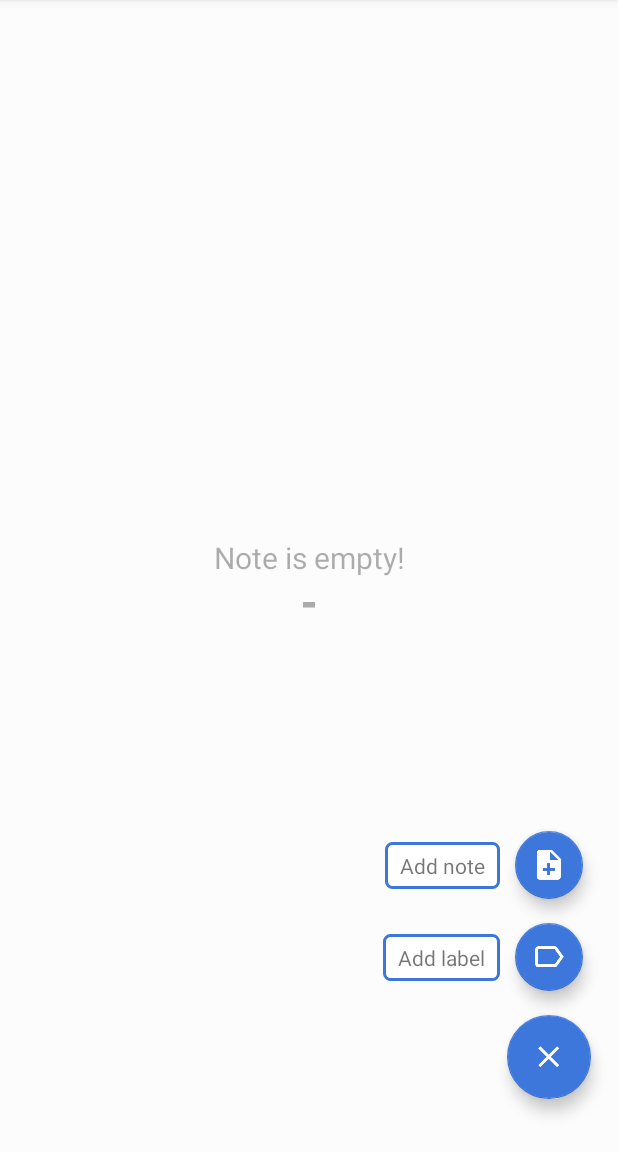
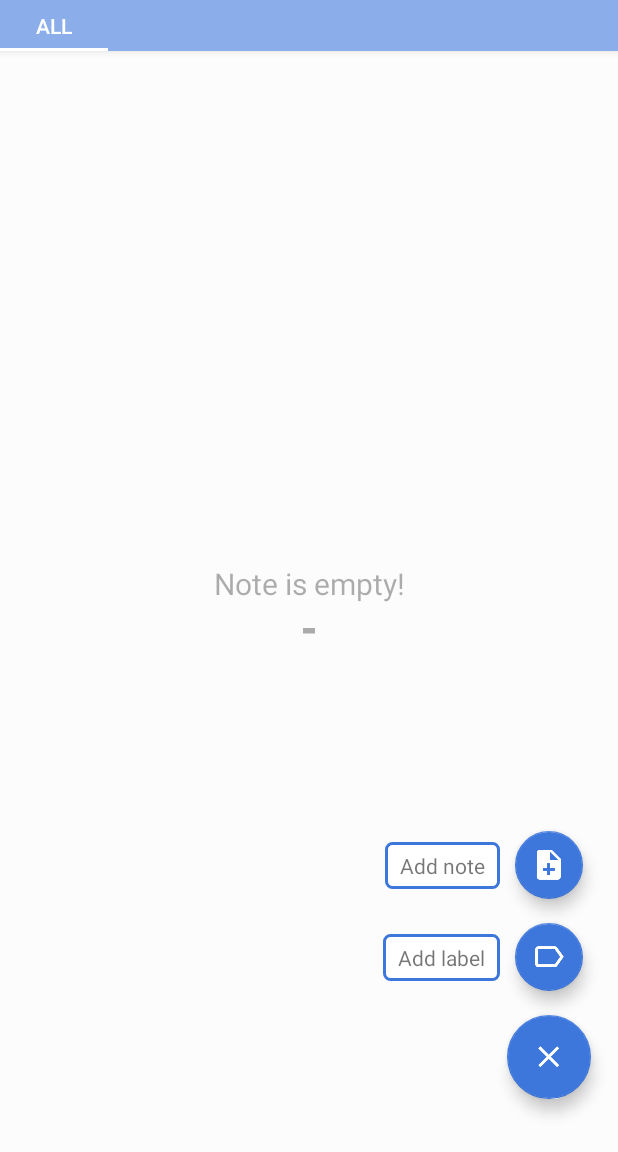
Before and after one commit to baovkb/BookNote_Android, an Android app: the screen it shows after launch (MainActivity), after a tap on an icon or button, on a phone screen of 412 x 824 dp, the part 84-1236 px from its top. Run offline under Robolectric (Android 15) with nearby library versions, the phone set to English and light mode, and no system bars; our stand-ins replace Room's generated code.

Commit message:
add tab layout according to label name

```diff
--- a/app/build.gradle.kts
+++ b/app/build.gradle.kts
@@ -36,6 +36,8 @@ android {
 }
 
 dependencies {
+    implementation ("com.google.android.material:material:1.7.0")
+    implementation ("androidx.viewpager2:viewpager2:1.1.0")
     implementation ("androidx.room:room-runtime:2.6.1")
     implementation(libs.room.common)
     implementation(libs.legacy.support.v4)
--- a/app/src/main/java/com/vkbao/notebook/adapters/LabelArrayAdapter.java
+++ b/app/src/main/java/com/vkbao/notebook/adapters/LabelArrayAdapter.java
@@ -36,7 +36,6 @@ public class LabelArrayAdapter extends ArrayAdapter<Label> {
         checkBox.setOnCheckedChangeListener(new CompoundButton.OnCheckedChangeListener() {
             @Override
             public void onCheckedChanged(CompoundButton compoundButton, boolean b) {
-                Log.d("test", "check is change: " + checkBox.isChecked());
                 if (checkBox.isChecked() && !checkedLabelList.contains(labelItem)) {
                     checkedLabelList.add(labelItem);
                 } else if (!checkBox.isChecked() && checkedLabelList.contains(labelItem)) {
--- /dev/null
+++ b/app/src/main/java/com/vkbao/notebook/adapters/ViewPagerAdapter.java
@@ -0,0 +1,62 @@
+package com.vkbao.notebook.adapters;
+
+import static java.security.AccessController.getContext;
+
+import android.content.Context;
+import android.os.Bundle;
+
+import androidx.annotation.NonNull;
+import androidx.fragment.app.Fragment;
+import androidx.viewpager2.adapter.FragmentStateAdapter;
+
+import com.vkbao.notebook.R;
+import com.vkbao.notebook.fragments.ListNoteFragment;
+
+import java.util.ArrayList;
+import java.util.List;
+
+public class ViewPagerAdapter extends FragmentStateAdapter {
+    private List<Fragment> fragmentList;
+    private List<String> fragmentListName;
+    private ListNoteFragment allNoteFragment;
+    private Context context;
+
+    public ViewPagerAdapter(Context context, @NonNull Fragment fragment) {
+        super(fragment);
+        this.context = context;
+        fragmentList = new ArrayList<>();
+        fragmentListName = new ArrayList<>();
+
+        Bundle bundle = new Bundle();
+        bundle.putString("tab_name", context.getString(R.string.tab_name_all));
+        allNoteFragment = new ListNoteFragment();
+        allNoteFragment.setArguments(bundle);
+        this.fragmentList.add(allNoteFragment);
+    }
+
+    public void setFragmentList(List<Fragment> fragmentList) {
+        this.fragmentList.clear();
+        this.fragmentList.add(this.allNoteFragment);
+        this.fragmentList.addAll(fragmentList);
+        notifyDataSetChanged();
+    }
+
+    public String getTabName(int position) {
+        Fragment fragment = fragmentList.get(position);
+        if (fragment.getArguments() != null) {
+            return fragment.getArguments().getString("tab_name", "");
+        }
+        return "";
+    }
+
+    @NonNull
+    @Override
+    public Fragment createFragment(int position) {
+        return fragmentList.get(position);
+    }
+
+    @Override
+    public int getItemCount() {
+        return fragmentList.size();
+    }
+}
--- a/app/src/main/java/com/vkbao/notebook/daos/NoteLabelDao.java
+++ b/app/src/main/java/com/vkbao/notebook/daos/NoteLabelDao.java
@@ -49,4 +49,16 @@ public interface NoteLabelDao {
             "AND Label.label_id = NoteLabel.label_id " +
             "AND Label.label_id = :label_id")
     List<Note> getNotesByLabelID(long label_id);
+
+    @Query("SELECT Note.* FROM Note, NoteLabel, Label " +
+            "WHERE Note.note_id = NoteLabel.note_id " +
+            "AND Label.label_id = NoteLabel.label_id " +
+            "AND Label.name = :label_name")
+    List<Note> getNotesByLabelName(String label_name);
+
+    @Query("SELECT Note.* FROM Note, NoteLabel, Label " +
+            "WHERE Note.note_id = NoteLabel.note_id " +
+            "AND Label.label_id = NoteLabel.label_id " +
+            "AND Label.name = :label_name")
+    LiveData<List<Note>> getNotesLiveDataByLabelName(String label_name);
 }
--- a/app/src/main/java/com/vkbao/notebook/fragments/ListNoteFragment.java
+++ b/app/src/main/java/com/vkbao/notebook/fragments/ListNoteFragment.java
@@ -4,6 +4,7 @@ import android.os.Bundle;
 
 import androidx.fragment.app.Fragment;
 import androidx.fragment.app.FragmentManager;
+import androidx.lifecycle.MutableLiveData;
 import androidx.lifecycle.Observer;
 import androidx.lifecycle.ViewModelProvider;
 import androidx.recyclerview.widget.ItemTouchHelper;
@@ -36,7 +37,9 @@ public class ListNoteFragment extends Fragment {
     private NoteViewModel noteViewModel;
     private LabelViewModel labelViewModel;
     private NoteLabelViewModel noteLabelViewModel;
+    private String fragmentTabName;
     private static final String TAG = "ListNoteFragment";
+
 
     public ListNoteFragment() {
         // Required empty public constructor
@@ -52,6 +55,20 @@ public class ListNoteFragment extends Fragment {
                              Bundle savedInstanceState) {
         // Inflate the layout for this fragment
         View view = inflater.inflate(R.layout.fragment_list_note, container, false);
+
+        return view;
+    }
+
+    public void onViewCreated(View view, Bundle savedInstanceState) {
+        super.onViewCreated(view, savedInstanceState);
+
+        if (getArguments() != null) {
+            Bundle bundle = getArguments();
+            fragmentTabName = bundle.getString("tab_name") != null ? bundle.getString("tab_name") : "";
+        } else {
+            fragmentTabName = "";
+        }
+
         recyclerViewListNote = view.findViewById(R.id.recyclerView_note_list);
         emptyNoteViewGroup = view.findViewById(R.id.empty_note);
 
@@ -76,7 +93,7 @@ public class ListNoteFragment extends Fragment {
                         .replace(R.id.main_screen_fragment, viewNoteFragment)
                         .addToBackStack(null)
                         .commit();
-                });
+            });
         });
         recyclerViewListNote.setLayoutManager(new LinearLayoutManager(getContext()));
         recyclerViewListNote.setAdapter(noteAdapter);
@@ -90,22 +107,34 @@ public class ListNoteFragment extends Fragment {
         ItemTouchHelper itemTouchHelper = new ItemTouchHelper(noteItemTouch);
         itemTouchHelper.attachToRecyclerView(recyclerViewListNote);
 
-        noteViewModel.getAllNotes().observe(getViewLifecycleOwner(), new Observer<List<Note>>() {
-            @Override
-            public void onChanged(List<Note> notes) {
-                if (notes.isEmpty()) {
-                    recyclerViewListNote.setVisibility(View.GONE);
-                    emptyNoteViewGroup.setVisibility(View.VISIBLE);
-                } else {
-                    recyclerViewListNote.setVisibility(View.VISIBLE);
-                    emptyNoteViewGroup.setVisibility(View.GONE);
-                    noteAdapter.setNotes(notes);
-                }
+        //get note by label
+        if (!fragmentTabName.equals("")) {
+            //get all note for tab-all
+            if (fragmentTabName.equals(getString(R.string.tab_name_all))) {
+                noteViewModel.getAllNotes().observe(getViewLifecycleOwner(), noteList -> {
+                    updateLayout(noteList);
+                });
+            } else {
+                //get note for tab-label
+                noteLabelViewModel.getNotesLiveDataByLabelName(fragmentTabName, (noteListLiveData) -> {
+                    if (getView() != null) {
+                        noteListLiveData.observe(getViewLifecycleOwner(), noteList -> {
+                            updateLayout(noteList);
+                        });
+                    }
+                });
             }
-        });
-
-        return view;
+        }
     }
 
-
+    public void updateLayout(List<Note> noteList) {
+        if (noteList.isEmpty()) {
+            recyclerViewListNote.setVisibility(View.GONE);
+            emptyNoteViewGroup.setVisibility(View.VISIBLE);
+        } else {
+            recyclerViewListNote.setVisibility(View.VISIBLE);
+            emptyNoteViewGroup.setVisibility(View.GONE);
+            noteAdapter.setNotes(noteList);
+        }
+    }
 }
--- a/app/src/main/java/com/vkbao/notebook/fragments/MainScreenFragment.java
+++ b/app/src/main/java/com/vkbao/notebook/fragments/MainScreenFragment.java
@@ -1,11 +1,14 @@
 package com.vkbao.notebook.fragments;
 
 import android.app.Dialog;
+import android.content.Context;
 import android.content.Intent;
+import android.content.SharedPreferences;
 import android.content.res.Configuration;
 import android.os.Bundle;
 
 import androidx.annotation.NonNull;
+import androidx.annotation.Nullable;
 import androidx.appcompat.app.ActionBarDrawerToggle;
 import androidx.appcompat.widget.Toolbar;
 import androidx.core.view.GravityCompat;
@@ -14,8 +17,10 @@ import androidx.drawerlayout.widget.DrawerLayout;
 import androidx.fragment.app.Fragment;
 import androidx.fragment.app.FragmentManager;
 import androidx.lifecycle.Lifecycle;
+import androidx.lifecycle.Observer;
 import androidx.lifecycle.ViewModelProvider;
 import androidx.room.Database;
+import androidx.viewpager2.widget.ViewPager2;
 
 import android.view.LayoutInflater;
 import android.view.Menu;
@@ -23,16 +28,25 @@ import android.view.MenuInflater;
 import android.view.MenuItem;
 import android.view.View;
 import android.view.ViewGroup;
+import android.widget.TableLayout;
 import android.widget.TextView;
 import android.widget.Toast;
 
 import com.google.android.material.floatingactionbutton.FloatingActionButton;
 import com.google.android.material.navigation.NavigationView;
+import com.google.android.material.tabs.TabLayout;
+import com.google.android.material.tabs.TabLayoutMediator;
 import com.vkbao.notebook.activities.ContactActivity;
 import com.vkbao.notebook.activities.MainActivity;
 import com.vkbao.notebook.R;
+import com.vkbao.notebook.adapters.ViewPagerAdapter;
+import com.vkbao.notebook.models.Label;
 import com.vkbao.notebook.respository.NoteRepository;
+import com.vkbao.notebook.viewmodels.LabelViewModel;
 import com.vkbao.notebook.viewmodels.NoteViewModel;
+
+import java.util.ArrayList;
+import java.util.List;
 
 public class MainScreenFragment
         extends Fragment
@@ -49,6 +63,12 @@ public class MainScreenFragment
     private ActionBarDrawerToggle actionBarToggle;
     private NavigationView navigationView;
 
+    private TabLayout tabLayout;
+    private ViewPager2 viewPager;
+    private ViewPagerAdapter viewPagerAdapter;
+
+    private LabelViewModel labelViewModel;
+
     public MainScreenFragment() {
     }
 
@@ -61,9 +81,15 @@ public class MainScreenFragment
     public View onCreateView(LayoutInflater inflater, ViewGroup container,
                              Bundle savedInstanceState) {
 
-
         // Inflate the layout for this fragment
         View view = inflater.inflate(R.layout.fragment_main_screen, container, false);
+
+        return view;
+    }
+
+    @Override
+    public void onViewCreated(@NonNull View view, @Nullable Bundle savedInstanceState) {
+        super.onViewCreated(view, savedInstanceState);
 
         Toolbar toolbar = (Toolbar) view.findViewById(R.id.main_screen_toolbar);
         ((MainActivity)getActivity()).setSupportActionBar(toolbar);
@@ -98,49 +124,75 @@ public class MainScreenFragment
 
         getActivity().addMenuProvider(getMenuProvider(), getViewLifecycleOwner(), Lifecycle.State.RESUMED);
 
-//        Display fragment
-        FragmentManager fragmentManager = getChildFragmentManager();
         //        Portrait mode
-        if (view.findViewById(R.id.note_fragment) != null) {
-            if (savedInstanceState != null) {
-                fragmentManager.executePendingTransactions();
-                Fragment note_fragment = fragmentManager.findFragmentById(R.id.note_fragment);
-                if (note_fragment != null) {
-                    fragmentManager.beginTransaction().remove(note_fragment).commit();
-                }
-            }
-            fragmentManager.beginTransaction().add(R.id.note_fragment, new ListNoteFragment()).commit();
+//        if (view.findViewById(R.id.note_fragment) != null) {
+//            if (savedInstanceState != null) {
+//                fragmentManager.executePendingTransactions();
+//                Fragment note_fragment = fragmentManager.findFragmentById(R.id.note_fragment);
+//                if (note_fragment != null) {
+//                    fragmentManager.beginTransaction().remove(note_fragment).commit();
+//                }
+//            }
+//            fragmentManager.beginTransaction().add(R.id.note_fragment, new ListNoteFragment()).commit();
+//
+//        } else {
+////            Landscape mode
+//            if (savedInstanceState != null) {
+//                fragmentManager.executePendingTransactions();
+//
+//                //remove note list fragment
+//                Fragment noteListFragment = fragmentManager.findFragmentById(R.id.note_list_fragment);
+//                if (noteListFragment != null) {
+//                    fragmentManager.beginTransaction().remove(noteListFragment).commit();
+//                }
+//
+//                //remove note detail fragment
+//                Fragment noteDetailFragment = fragmentManager.findFragmentById(R.id.note_detail_fragment);
+//                if (noteDetailFragment != null) {
+//                    fragmentManager.beginTransaction().remove(noteDetailFragment).commit();
+//                }
+//            }
+//            //add child fragment to this fragment
+//            fragmentManager.beginTransaction().add(R.id.note_list_fragment, new ListNoteFragment()).commit();
+//        }
 
-        } else {
-//            Landscape mode
-            if (savedInstanceState != null) {
-                fragmentManager.executePendingTransactions();
+        tabLayout = view.findViewById(R.id.main_screen_tablayout);
+        viewPager = view.findViewById(R.id.main_screen_viewpage);
+        viewPagerAdapter = new ViewPagerAdapter(requireContext(),this);
+        viewPager.setAdapter(viewPagerAdapter);
 
-                //remove note list fragment
-                Fragment noteListFragment = fragmentManager.findFragmentById(R.id.note_list_fragment);
-                if (noteListFragment != null) {
-                    fragmentManager.beginTransaction().remove(noteListFragment).commit();
+        labelViewModel = new ViewModelProvider(requireActivity()).get(LabelViewModel.class);
+        labelViewModel.getAllLabel().observe(getViewLifecycleOwner(), new Observer<List<Label>>() {
+            @Override
+            public void onChanged(List<Label> labelList) {
+                List<Fragment> fragmentList = new ArrayList<>();
+                //label tabs
+                for(Label label: labelList) {
+                    Bundle tmpBundle = new Bundle();
+                    tmpBundle.putString("tab_name", label.getName());
+                    ListNoteFragment labelTabFragment = new ListNoteFragment();
+                    labelTabFragment.setArguments(tmpBundle);
+                    fragmentList.add(labelTabFragment);
                 }
 
-                //remove note detail fragment
-                Fragment noteDetailFragment = fragmentManager.findFragmentById(R.id.note_detail_fragment);
-                if (noteDetailFragment != null) {
-                    fragmentManager.beginTransaction().remove(noteDetailFragment).commit();
-                }
+                viewPagerAdapter.setFragmentList(fragmentList);
             }
-            //add child fragment to this fragment
-            fragmentManager.beginTransaction().add(R.id.note_list_fragment, new ListNoteFragment()).commit();
+        });
+        new TabLayoutMediator(tabLayout, viewPager,
+                (tab, position) -> tab.setText(viewPagerAdapter.getTabName(position))
+        ).attach();
+
+        if (savedInstanceState != null) {
+            int currentTabIndex = savedInstanceState.getInt("CURRENT_TAB_INDEX", 0); // Mặc định là tab 0
+            viewPager.setCurrentItem(currentTabIndex, false);
         }
-
-        return view;
     }
 
-    //    @Override
-//    protected void onPostCreate(Bundle savedInstanceState) {
-//        super.onPostCreate(savedInstanceState);
-//        // Sync the toggle state after onRestoreInstanceState has occurred.
-//        actionBarToggle.syncState();
-//    }
+    @Override
+    public void onSaveInstanceState(@NonNull Bundle outState) {
+        super.onSaveInstanceState(outState);
+        outState.putInt("CURRENT_TAB_INDEX", tabLayout.getSelectedTabPosition());
+    }
 
     private MenuProvider getMenuProvider() {
         return new MenuProvider() {
--- a/app/src/main/java/com/vkbao/notebook/viewmodels/NoteViewModel.java
+++ b/app/src/main/java/com/vkbao/notebook/viewmodels/NoteViewModel.java
@@ -21,7 +21,6 @@ public class NoteViewModel extends AndroidViewModel {
         super(application);
         noteRepository = new NoteRepository(application);
         allNotes = noteRepository.getAllNotes();
-        Log.d("NoteViewModel", "note viewmodel constructor is called");
     }
 
     public void insert(CallBack<long[]> callBack, Note...notes) {
--- a/app/src/main/res/layout/fragment_main_screen.xml
+++ b/app/src/main/res/layout/fragment_main_screen.xml
@@ -29,6 +29,29 @@
                 app:popupTheme="@style/Theme.NoteBook"
                 app:titleTextColor="@color/white" />
 
+            <com.google.android.material.tabs.TabLayout
+                android:id="@+id/main_screen_tablayout"
+                android:layout_width="match_parent"
+                android:layout_height="34dp"
+                android:elevation="4dp"
+                app:tabMode="scrollable"
+                android:background="@color/colorPrimary"
+                app:tabIndicatorColor="@android:color/white"
+                app:tabSelectedTextColor="@android:color/white"
+                app:tabTextColor="@android:color/white"
+                app:layout_constraintTop_toBottomOf="@+id/main_screen_toolbar"
+                app:layout_constraintStart_toStartOf="parent"
+                app:layout_constraintEnd_toEndOf="parent"/>
+
+            <androidx.viewpager2.widget.ViewPager2
+                android:id="@+id/main_screen_viewpage"
+                android:layout_width="match_parent"
+                android:layout_height="0dp"
+                app:layout_constraintTop_toBottomOf="@+id/main_screen_tablayout"
+                app:layout_constraintStart_toStartOf="parent"
+                app:layout_constraintBottom_toBottomOf="parent"
+                app:layout_constraintEnd_toEndOf="parent"/>
+
             <!--        List note fragment-->
             <FrameLayout
                 android:id="@+id/note_fragment"
@@ -36,7 +59,7 @@
                 android:layout_height="0dp"
                 app:layout_constraintHeight_default="spread"
                 app:layout_constraintEnd_toEndOf="parent"
-                app:layout_constraintTop_toBottomOf="@+id/main_screen_toolbar"
+                app:layout_constraintTop_toBottomOf="@+id/main_screen_tablayout"
                 app:layout_constraintStart_toStartOf="parent"
                 app:layout_constraintBottom_toBottomOf="parent">
             </FrameLayout>
--- a/app/src/main/res/values/strings.xml
+++ b/app/src/main/res/values/strings.xml
@@ -8,6 +8,9 @@
     <string name="common_action_delete">Delete</string>
     <string name="common_action_add">+Add</string>
     <string name="common_action_ok">Ok</string>
+
+<!--    Tab name-->
+    <string name="tab_name_all">All</string>
 
     <string name="common_action_insert_img">Insert images</string>
     <string name="common_action_set_label">Set label</string>
```
Also changed, not shown: app/src/main/java/com/vkbao/notebook/fragments/AddNoteFragment.java (+8 -2 lines), app/src/main/java/com/vkbao/notebook/fragments/EditNoteFragment.java (+9 -2 lines), app/src/main/java/com/vkbao/notebook/fragments/MenuLabelFragment.java (+8 -2 lines), app/src/main/java/com/vkbao/notebook/fragments/ViewNoteFragment.java (+9 -2 lines), app/src/main/java/com/vkbao/notebook/respository/NoteLabelRepository.java (+20 -0 lines), app/src/main/java/com/vkbao/notebook/viewmodels/NoteLabelViewModel.java (+10 -0 lines), 1 other file.
